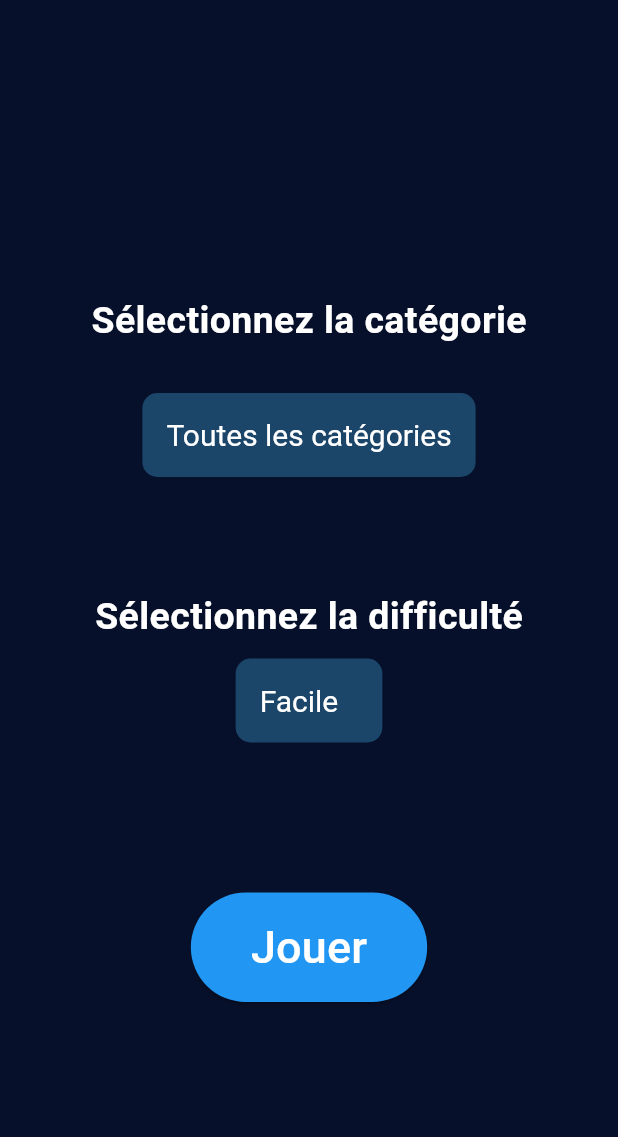
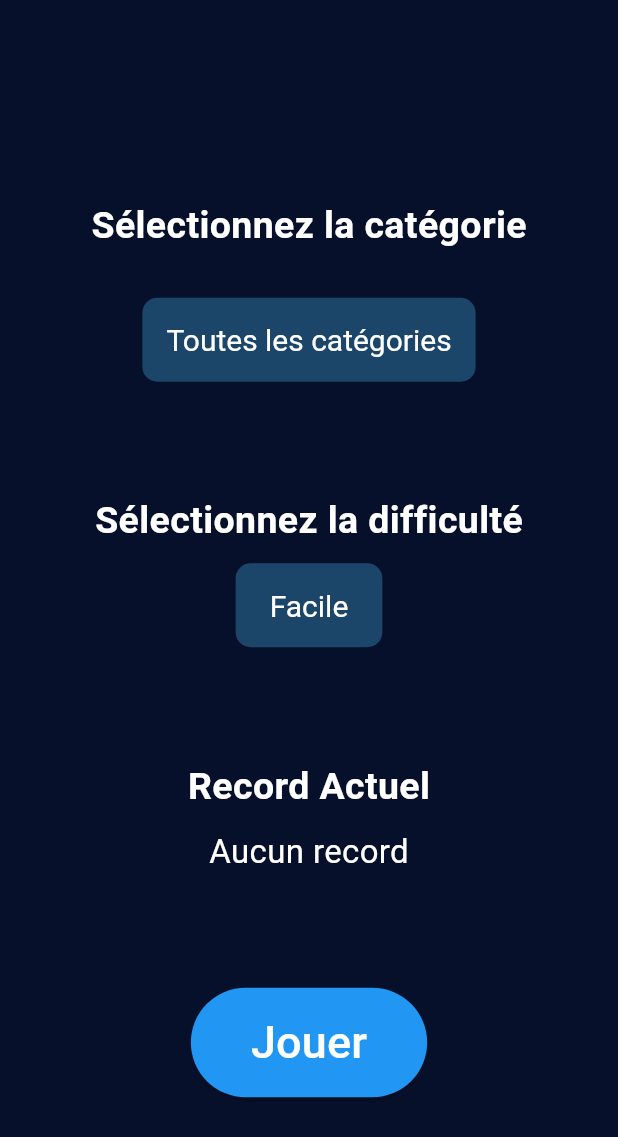
Before and after one commit to Zilba26/master_quiz, a Flutter app: the ChooseOptions screen opened directly, on a phone screen of 412 x 824 dp. Shown: the top 1137 px of the screen. Run offline on Flutter 3.47's test engine with Material 3 defaults, Android fonts, the phone set to English and light mode, and no system bars; our stand-ins replace flutter_bloc, shared_preferences, stop_watch_timer; missing offline and left inert: newton_particles, particle_field, rnd; accounts and stored records are empty.

Commit message:
add record to choose option

```diff
--- a/lib/blocs/record_cubit.dart
+++ b/lib/blocs/record_cubit.dart
@@ -4,20 +4,20 @@ import 'package:master_quiz/models/difficulty.dart';
 import '../models/category.dart';
 import '../repositories/preferences_repository.dart';
 
-class RecordCubit extends Cubit<Map<int, Map<int, int>>> {
+class RecordCubit extends Cubit<Map<int, Map<int, int?>>> {
   final PreferencesRepository preferencesRepository = PreferencesRepository();
 
-  RecordCubit() : super(<int, Map<int, int>>{});
+  RecordCubit() : super(<int, Map<int, int?>>{});
 
   Future<void> saveRecord(int record, Category category, Difficulty difficulty) async {
-    final Map<int, Map<int, int>> records = state;
+    final Map<int, Map<int, int?>> records = state;
     records[category.index]![difficulty.index] = record;
     await preferencesRepository.saveRecord(record, category, difficulty);
     emit(records);
   }
 
   Future<void> loadRecords() async {
-    final Map<int, Map<int, int>> records = state;
+    final Map<int, Map<int, int?>> records = state;
     for (Category category in Category.values) {
       records[category.index] = <int, int>{};
       for (Difficulty difficulty in Difficulty.values) {
--- a/lib/repositories/preferences_repository.dart
+++ b/lib/repositories/preferences_repository.dart
@@ -10,12 +10,12 @@ class PreferencesRepository {
     prefs.setInt('record_${category.name}_${difficulty.name}', record);
   }
 
-  Future<int> loadRecord(Category category, Difficulty difficulty) async {
+  Future<int?> loadRecord(Category category, Difficulty difficulty) async {
     final SharedPreferences prefs = await SharedPreferences.getInstance();
     if (prefs.containsKey('record_${category.name}_${difficulty.name}')) {
       return prefs.getInt('record_${category.name}_${difficulty.name}')!;
     }
-    return -1;
+    return null;
   }
 
 }
--- a/lib/ui/components/main_dropdown_button.dart
+++ b/lib/ui/components/main_dropdown_button.dart
@@ -35,6 +35,7 @@ class _MainDropdownButtonState<T> extends State<MainDropdownButton> {
       child: DropdownButton<T>(
         value: selectedValue,
         underline: const SizedBox(),
+        alignment: Alignment.center,
         icon: const SizedBox(),
         style: const TextStyle(fontSize: 20.0, color: Colors.white),
         dropdownColor: bordersColor,
@@ -47,6 +48,7 @@ class _MainDropdownButtonState<T> extends State<MainDropdownButton> {
         items: widget.values.map<DropdownMenuItem<T>>((dynamic value) {
           return DropdownMenuItem<T>(
             value: value,
+            alignment: Alignment.center,
             child: Text(value.toString()),
           );
         }).toList(),
--- a/lib/ui/screens/choose_options.dart
+++ b/lib/ui/screens/choose_options.dart
@@ -1,4 +1,6 @@
 import 'package:flutter/material.dart';
+import 'package:flutter_bloc/flutter_bloc.dart';
+import 'package:master_quiz/blocs/record_cubit.dart';
 import 'package:master_quiz/models/difficulty.dart';
 import 'package:master_quiz/ui/components/main_button.dart';
 import 'package:master_quiz/models/category.dart';
@@ -57,7 +59,25 @@ class _ChooseOptionsState extends State<ChooseOptions> {
                     MainDropdownButton(values: difficulties, onChange: (value) => selectedDifficulty = value!),
                   ],
                 ),
-                const SizedBox(height: 100),
+                const SizedBox(height: 75),
+                Column(
+                  children: [
+                    const Text(
+                      'Record Actuel',
+                      style: TextStyle(fontSize: 25.0, fontWeight: FontWeight.bold, color: Colors.white),
+                    ),
+                    const SizedBox(height: 10.0),
+                    BlocBuilder<RecordCubit, Map<int, Map<int, int?>>>(
+                      builder: (context, state) {
+                        return Text(
+                          state[selectedCategory.index]![selectedDifficulty.index]?.toString() ?? 'Aucun record',
+                          style: const TextStyle(fontSize: 22.0, color: Colors.white),
+                        );
+                      },
+                    )
+                  ],
+                ),
+                const SizedBox(height: 75),
                 MainButton(
                   text: 'Jouer',
                   fontSize: 30.0,
```
Also changed, not shown: lib/main.dart (+6 -1 lines).
